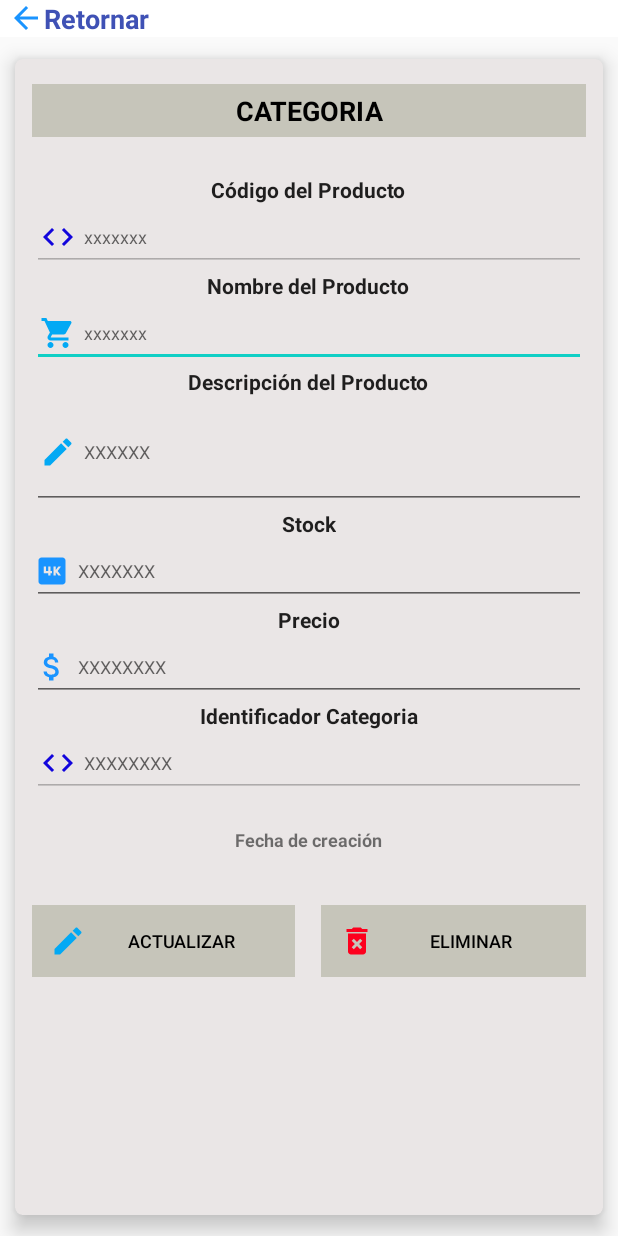
After one commit to jamt29/CRUD_FinalProyect, an Android app: the vistaP screen opened directly, with no data from a screen before it, on a phone screen of 412 x 824 dp. The commit adds this screen. Run offline under Robolectric (Android 15) with nearby library versions, the phone set to English and light mode, and no system bars; our stand-ins replace Volley.

Commit message:
Nuevas vista

```diff
--- a/app/src/main/AndroidManifest.xml
+++ b/app/src/main/AndroidManifest.xml
@@ -11,6 +11,9 @@
         android:roundIcon="@mipmap/ic_launcher_round"
         android:supportsRtl="true"
         android:theme="@style/AppTheme.NoActionBar">
+        <activity
+            android:name=".vistaP"
+            android:exported="true" />
         <activity
             android:name=".vista"
             android:exported="true" />
--- a/app/src/main/java/com/itca/crud_finalproyect/ProductAdapter.java
+++ b/app/src/main/java/com/itca/crud_finalproyect/ProductAdapter.java
@@ -12,7 +12,7 @@ import androidx.recyclerview.widget.RecyclerView;
 
 import java.util.List;
 
-public class ProductAdapter extends RecyclerView.Adapter {
+public class ProductAdapter extends RecyclerView.Adapter<ProductAdapter.ProductViewHolder>  {
     private Context mCtx;
     private List<dto_catprod> productList;
 
@@ -49,10 +49,7 @@ public class ProductAdapter extends RecyclerView.Adapter {
 
     }
 
-    @Override
-    public void onBindViewHolder(@NonNull RecyclerView.ViewHolder holder, int position) {
 
-    }
 
     @Override
     public void onBindViewHolder(@NonNull ProductAdapter.ProductViewHolder holder, int position) {
--- /dev/null
+++ b/app/src/main/res/drawable/ic_code.xml
@@ -0,0 +1,5 @@
+<vector android:height="24dp" android:tint="#1205DC"
+    android:viewportHeight="24" android:viewportWidth="24"
+    android:width="24dp" xmlns:android="http://schemas.android.com/apk/res/android">
+    <path android:fillColor="@android:color/white" android:pathData="M9.4,16.6L4.8,12l4.6,-4.6L8,6l-6,6 6,6 1.4,-1.4zM14.6,16.6l4.6,-4.6 -4.6,-4.6L16,6l6,6 -6,6 -1.4,-1.4z"/>
+</vector>
--- /dev/null
+++ b/app/src/main/res/drawable/ic_delete.xml
@@ -0,0 +1,5 @@
+<vector android:height="24dp" android:tint="#FD001D"
+    android:viewportHeight="24" android:viewportWidth="24"
+    android:width="24dp" xmlns:android="http://schemas.android.com/apk/res/android">
+    <path android:fillColor="@android:color/white" android:pathData="M6,19c0,1.1 0.9,2 2,2h8c1.1,0 2,-0.9 2,-2L18,7L6,7v12zM8.46,11.88l1.41,-1.41L12,12.59l2.12,-2.12 1.41,1.41L13.41,14l2.12,2.12 -1.41,1.41L12,15.41l-2.12,2.12 -1.41,-1.41L10.59,14l-2.13,-2.12zM15.5,4l-1,-1h-5l-1,1L5,4v2h14L19,4z"/>
+</vector>
--- /dev/null
+++ b/app/src/main/res/drawable/ic_descripcion.xml
@@ -0,0 +1,5 @@
+<vector android:height="24dp" android:tint="#03A9F4"
+    android:viewportHeight="24" android:viewportWidth="24"
+    android:width="24dp" xmlns:android="http://schemas.android.com/apk/res/android">
+    <path android:fillColor="@android:color/white" android:pathData="M3,17.25V21h3.75L17.81,9.94l-3.75,-3.75L3,17.25zM20.71,7.04c0.39,-0.39 0.39,-1.02 0,-1.41l-2.34,-2.34c-0.39,-0.39 -1.02,-0.39 -1.41,0l-1.83,1.83 3.75,3.75 1.83,-1.83z"/>
+</vector>
--- /dev/null
+++ b/app/src/main/res/drawable/ic_edit.xml
@@ -0,0 +1,5 @@
+<vector android:height="24dp" android:tint="#03A9F4"
+    android:viewportHeight="24" android:viewportWidth="24"
+    android:width="24dp" xmlns:android="http://schemas.android.com/apk/res/android">
+    <path android:fillColor="@android:color/white" android:pathData="M3,17.25V21h3.75L17.81,9.94l-3.75,-3.75L3,17.25zM20.71,7.04c0.39,-0.39 0.39,-1.02 0,-1.41l-2.34,-2.34c-0.39,-0.39 -1.02,-0.39 -1.41,0l-1.83,1.83 3.75,3.75 1.83,-1.83z"/>
+</vector>
--- /dev/null
+++ b/app/src/main/res/drawable/ic_money.xml
@@ -0,0 +1,5 @@
+<vector android:height="24dp" android:tint="#1A94FF"
+    android:viewportHeight="24" android:viewportWidth="24"
+    android:width="24dp" xmlns:android="http://schemas.android.com/apk/res/android">
+    <path android:fillColor="@android:color/white" android:pathData="M11.8,10.9c-2.27,-0.59 -3,-1.2 -3,-2.15 0,-1.09 1.01,-1.85 2.7,-1.85 1.78,0 2.44,0.85 2.5,2.1h2.21c-0.07,-1.72 -1.12,-3.3 -3.21,-3.81V3h-3v2.16c-1.94,0.42 -3.5,1.68 -3.5,3.61 0,2.31 1.91,3.46 4.7,4.13 2.5,0.6 3,1.48 3,2.41 0,0.69 -0.49,1.79 -2.7,1.79 -2.06,0 -2.87,-0.92 -2.98,-2.1h-2.2c0.12,2.19 1.76,3.42 3.68,3.83V21h3v-2.15c1.95,-0.37 3.5,-1.5 3.5,-3.55 0,-2.84 -2.43,-3.81 -4.7,-4.4z"/>
+</vector>
--- /dev/null
+++ b/app/src/main/res/drawable/ic_name_prod.xml
@@ -0,0 +1,5 @@
+<vector android:height="24dp" android:tint="#03A9F4"
+    android:viewportHeight="24" android:viewportWidth="24"
+    android:width="24dp" xmlns:android="http://schemas.android.com/apk/res/android">
+    <path android:fillColor="@android:color/white" android:pathData="M7,18c-1.1,0 -1.99,0.9 -1.99,2S5.9,22 7,22s2,-0.9 2,-2 -0.9,-2 -2,-2zM1,2v2h2l3.6,7.59 -1.35,2.45c-0.16,0.28 -0.25,0.61 -0.25,0.96 0,1.1 0.9,2 2,2h12v-2L7.42,15c-0.14,0 -0.25,-0.11 -0.25,-0.25l0.03,-0.12 0.9,-1.63h7.45c0.75,0 1.41,-0.41 1.75,-1.03l3.58,-6.49c0.08,-0.14 0.12,-0.31 0.12,-0.48 0,-0.55 -0.45,-1 -1,-1L5.21,4l-0.94,-2L1,2zM17,18c-1.1,0 -1.99,0.9 -1.99,2s0.89,2 1.99,2 2,-0.9 2,-2 -0.9,-2 -2,-2z"/>
+</vector>
--- /dev/null
+++ b/app/src/main/res/drawable/ic_stock.xml
@@ -0,0 +1,5 @@
+<vector android:height="24dp" android:tint="#1A94FF"
+    android:viewportHeight="24" android:viewportWidth="24"
+    android:width="24dp" xmlns:android="http://schemas.android.com/apk/res/android">
+    <path android:fillColor="@android:color/white" android:pathData="M19,3L5,3c-1.1,0 -2,0.9 -2,2v14c0,1.1 0.9,2 2,2h14c1.1,0 2,-0.9 2,-2L21,5c0,-1.1 -0.9,-2 -2,-2zM12,13.5h-1L11,15L9.5,15v-1.5h-3L6.5,9L8,9v3h1.5L9.5,9L11,9v3h1v1.5zM18,15h-1.75l-1.75,-2.25L14.5,15L13,15L13,9h1.5v2.25L16.25,9L18,9l-2.25,3L18,15z"/>
+</vector>
--- /dev/null
+++ b/app/src/main/res/layout/activity_vista_p.xml
@@ -0,0 +1,308 @@
+<?xml version="1.0" encoding="utf-8"?>
+<RelativeLayout xmlns:android="http://schemas.android.com/apk/res/android"
+    xmlns:app="http://schemas.android.com/apk/res-auto"
+    xmlns:tools="http://schemas.android.com/tools"
+    android:layout_width="match_parent"
+    android:layout_height="match_parent"
+    tools:context=".vistaP">
+
+
+    <LinearLayout
+        android:layout_width="match_parent"
+        android:layout_height="wrap_content"
+        android:gravity="left"
+        android:paddingLeft="5dp"
+        android:orientation="horizontal"
+        android:layout_marginBottom="0dp"
+        android:background="@color/colorPrimary"
+        >
+
+        <ImageView
+            android:id="@+id/iv_back"
+            android:layout_width="wrap_content"
+            android:layout_height="wrap_content"
+            android:src="@drawable/ic_back"
+            />
+
+        <TextView
+            android:id="@+id/textViewBack"
+            android:layout_width="wrap_content"
+            android:layout_height="wrap_content"
+            android:text="Retornar"
+            android:textStyle="bold"
+            android:textSize="18dp"
+            android:textColor="@color/white"
+            />
+
+    </LinearLayout>
+
+
+
+
+
+    <androidx.cardview.widget.CardView xmlns:card_view="http://schemas.android.com/apk/res-auto"
+        android:layout_width="match_parent"
+        android:layout_height="match_parent"
+        android:layout_marginTop="25dp"
+        card_view:cardCornerRadius="5dp"
+        card_view:cardBackgroundColor="#EAE6E6"
+        card_view:cardElevation="8dp"
+        card_view:cardUseCompatPadding="true">
+
+
+        <ScrollView
+            android:layout_width="match_parent"
+            android:layout_height="match_parent">
+
+            <LinearLayout
+                android:layout_width="match_parent"
+                android:layout_height="wrap_content"
+                android:orientation="vertical">
+
+
+                <LinearLayout
+                    android:id="@+id/linearLayout"
+                    android:layout_width="match_parent"
+                    android:layout_height="wrap_content"
+                    android:gravity="center"
+                    android:orientation="vertical"
+                    android:layout_margin="5dp"
+                    android:padding="6dp">
+
+                    <LinearLayout
+                        android:layout_width="match_parent"
+                        android:layout_height="wrap_content"
+                        android:layout_marginLeft="0dp"
+                        android:layout_marginTop="5dp"
+                        android:background="#C6C5BA"
+                        android:orientation="horizontal">
+
+
+                        <TextView
+                            android:id="@+id/tv_NameCategoria"
+                            android:layout_width="match_parent"
+                            android:layout_height="wrap_content"
+                            android:padding="5dp"
+                            android:text="CATEGORIA"
+                            android:textColor="@color/black"
+                            android:textAlignment="center"
+                            android:textStyle="bold"
+                            android:textSize="18sp"
+                            />
+
+                    </LinearLayout>
+
+
+                    <TextView
+                        android:id="@+id/tv_codigo"
+                        android:layout_width="wrap_content"
+                        android:layout_height="wrap_content"
+                        android:layout_marginTop="25dp"
+                        android:text="Código del Producto"
+                        android:textSize="14dp"
+                        android:textStyle="bold"
+                        android:textAppearance="@android:style/TextAppearance" />
+
+                    <EditText
+                        android:id="@+id/et_codigoproducto"
+                        android:layout_width="match_parent"
+                        android:layout_height="wrap_content"
+                        android:textAppearance="@style/Base.TextAppearance.AppCompat.Medium"
+                        android:textColor="@color/colorPrimaryDark"
+                        android:hint="xxxxxxx"
+                        android:textSize="12sp"
+                        android:drawablePadding="5dp"
+                        android:paddingLeft="5dp"
+                        android:drawableStart="@drawable/ic_code"
+                        android:enabled="false"
+                        />
+
+                    <TextView
+                        android:id="@+id/tvNameProduct"
+                        android:layout_width="wrap_content"
+                        android:layout_height="wrap_content"
+                        android:text="Nombre del Producto"
+                        android:textSize="14dp"
+                        android:textStyle="bold"
+                        android:textAppearance="@android:style/TextAppearance" />
+
+
+                    <EditText
+                        android:id="@+id/et_nombreproducto"
+                        android:layout_width="match_parent"
+                        android:layout_height="wrap_content"
+                        android:inputType="text"
+                        android:hint="xxxxxxx"
+                        android:textSize="12sp"
+                        android:drawablePadding="5dp"
+                        android:paddingLeft="5dp"
+                        android:drawableStart="@drawable/ic_name_prod"
+                        android:textAppearance="@style/Base.TextAppearance.AppCompat.Medium"
+                        android:textColor="@color/colorPrimaryDark" />
+
+                    <TextView
+                        android:id="@+id/tvDescripcion"
+                        android:layout_width="wrap_content"
+                        android:layout_height="wrap_content"
+                        android:text="Descripción del Producto"
+                        android:textSize="14dp"
+                        android:textStyle="bold"
+                        android:textAppearance="@android:style/TextAppearance" />
+
+
+                    <EditText
+                        android:id="@+id/et_descripcion"
+                        android:layout_width="match_parent"
+                        android:layout_height="75dp"
+                        android:textAppearance="?android:attr/textAppearanceLarge"
+                        android:text=""
+                        android:textSize="12sp"
+                        android:drawablePadding="5dp"
+                        android:paddingLeft="5dp"
+                        android:drawableStart="@drawable/ic_descripcion"
+                        android:textColor="#03168B"
+                        android:hint="XXXXXX"
+                        android:inputType="text"
+                        />
+
+
+                    <TextView
+                        android:id="@+id/tvStock"
+                        android:layout_width="wrap_content"
+                        android:layout_height="wrap_content"
+                        android:text="Stock"
+                        android:textStyle="bold"
+                        android:textSize="14dp"
+                        android:textAppearance="@android:style/TextAppearance" />
+
+
+                    <EditText
+                        android:id="@+id/et_stock"
+                        android:layout_width="match_parent"
+                        android:layout_height="wrap_content"
+                        android:layout_marginTop="0dp"
+                        android:drawablePadding="5dp"
+                        android:paddingLeft="1dp"
+                        android:drawableStart="@drawable/ic_stock"
+                        android:ems="10"
+                        android:hint="XXXXXXX"
+                        android:inputType="numberDecimal"
+                        android:textColor="#03168B"
+                        android:textSize="12sp" />
+
+
+                    <TextView
+                        android:id="@+id/tvPrecio"
+                        android:layout_width="wrap_content"
+                        android:layout_height="wrap_content"
+                        android:text="Precio"
+                        android:textSize="14dp"
+                        android:textStyle="bold"
+                        android:textAppearance="@android:style/TextAppearance" />
+
+
+                    <EditText
+                        android:id="@+id/et_precio"
+                        android:layout_width="match_parent"
+                        android:layout_height="wrap_content"
+                        android:layout_marginTop="0dp"
+                        android:drawablePadding="5dp"
+                        android:paddingLeft="1dp"
+                        android:drawableStart="@drawable/ic_money"
+                        android:ems="10"
+                        android:hint="XXXXXXXX"
+                        android:inputType="numberDecimal"
+                        android:textColor="#03168B"
+                        android:textSize="12sp" />
+
+
+                    <TextView
+                        android:id="@+id/tvIdCategoria"
+                        android:layout_width="match_parent"
+                        android:layout_height="wrap_content"
+                        android:text="Identificador Categoria"
+                        android:textSize="14dp"
+                        android:textStyle="bold"
+                        android:textAlignment="center"
+                        android:textAppearance="@android:style/TextAppearance" />
+
+                    <EditText
+                        android:id="@+id/et_idcategoria"
+                        android:layout_width="match_parent"
+                        android:layout_height="wrap_content"
+                        android:layout_marginTop="0dp"
+                        android:ems="10"
+                        android:hint="XXXXXXXX"
+                        android:inputType="numberDecimal"
+                        android:textColor="#03168B"
+                        android:textSize="12sp"
+                        android:drawablePadding="5dp"
+                        android:paddingLeft="5dp"
+                        android:drawableStart="@drawable/ic_code"
+                        android:enabled="false"
+                        />
+
+
+                    <TextView
+                        android:id="@+id/tv_fecha"
+                        android:layout_width="wrap_content"
+                        android:layout_height="wrap_content"
+                        android:layout_marginTop="20dp"
+                        android:text="Fecha de creación"
+                        android:textSize="12sp"
+                        android:textStyle="bold"
+                        android:layout_marginBottom="25dp"
+                        />
+
+
+
+                    <LinearLayout
+                        android:layout_width="match_parent"
+                        android:layout_height="wrap_content"
+                        android:orientation="horizontal"
+                        android:layout_gravity="bottom"
+                        android:background="#C6C5BA"
+                        android:layout_marginTop="10dp"
+                        >
+
+                        <Button
+                            android:id="@+id/btnActualizar"
+                            style="@style/Widget.AppCompat.Button.Borderless.Colored"
+                            android:layout_width="0dp"
+                            android:layout_height="wrap_content"
+                            android:layout_weight="1"
+                            android:text="Actualizar"
+                            android:textSize="12sp"
+                            android:drawableLeft="@drawable/ic_edit"
+                            android:textColor="@color/black"
+                            />
+
+                        <TextView
+                            android:layout_width="0dp"
+                            android:layout_height="match_parent"
+                            android:layout_weight="0.1"
+                            android:background="#EAE6E6"
+                            />
+
+
+                        <Button
+                            android:id="@+id/btnEliminar"
+                            style="@style/Widget.AppCompat.Button.Borderless.Colored"
+                            android:layout_width="0dp"
+                            android:layout_height="wrap_content"
+                            android:layout_weight="1"
+                            android:text="Eliminar"
+                            android:textSize="12sp"
+                            android:drawableLeft="@drawable/ic_delete"
+                            android:textColor="@color/black"
+                            />
+                    </LinearLayout>
+                </LinearLayout>
+
+
+            </LinearLayout>
+        </ScrollView>
+
+    </androidx.cardview.widget.CardView>
+
+</RelativeLayout>
```
Also changed, not shown: app/src/main/java/com/itca/crud_finalproyect/vistaP.java (added, +346 -0 lines), app/src/main/res/drawable/grad_bg6.xml (added, +14 -0 lines), app/src/main/res/layout/tlayout.xml (added, +29 -0 lines).
